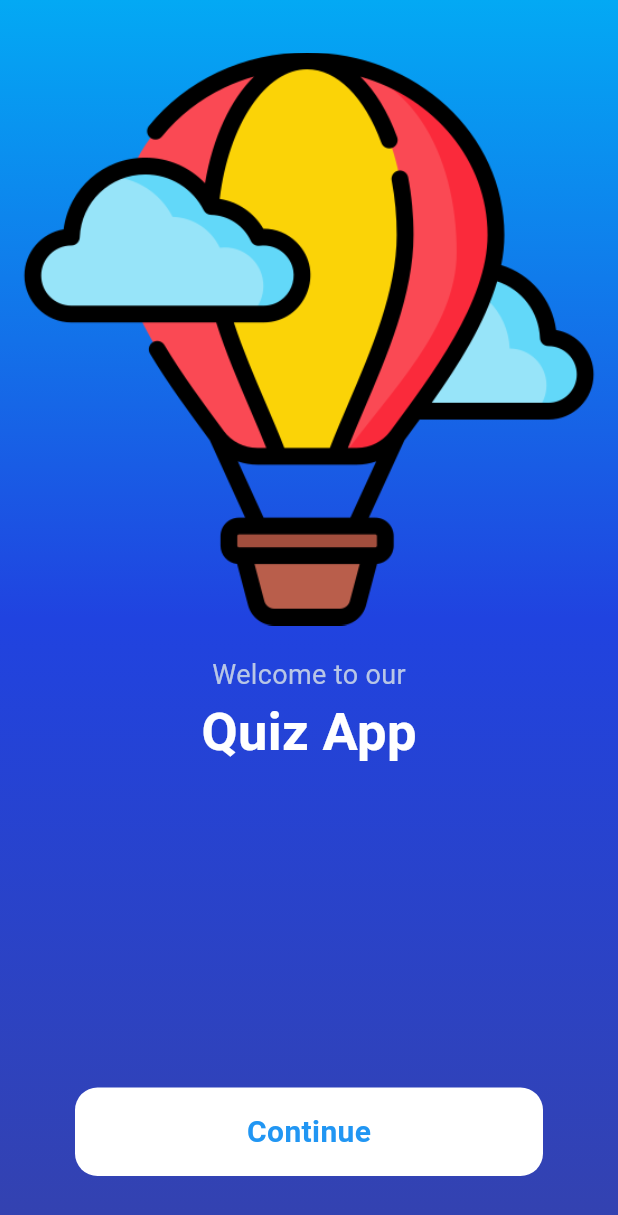
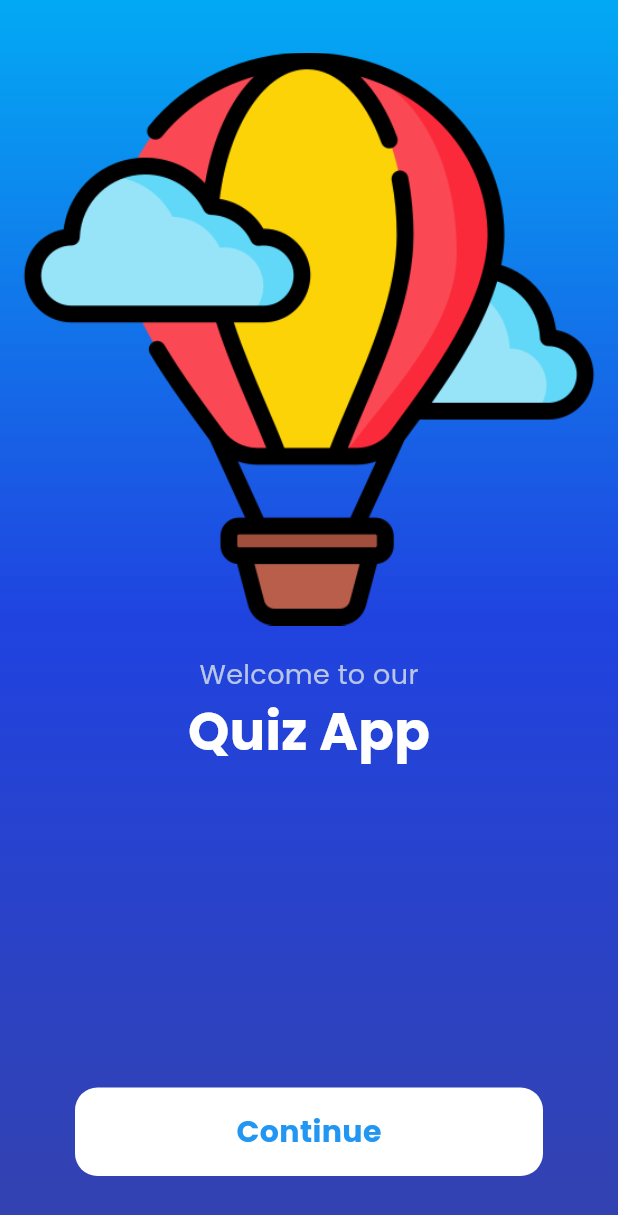
Before and after one commit to sazidansari9634/quiz_app, a Flutter app: the screen it shows after launch, on a phone screen of 412 x 824 dp. Shown: the top 1215 px of the screen. Run offline on Flutter 3.47's test engine with Material 3 defaults, Android fonts, the phone set to English and light mode, and no system bars; our stand-ins replace google_fonts.

Commit message:
googlefont dependency and text font-family changed and kotlin version update new

```diff
--- a/lib/main.dart
+++ b/lib/main.dart
@@ -1,5 +1,6 @@
 import 'package:flutter/material.dart';
 import 'package:quiz_app/screens/quiz_splashscrren.dart';
+import 'package:quiz_app/themes/app_themes.dart';
 
 void main() {
   runApp(const MyApp());
@@ -10,10 +11,12 @@ class MyApp extends StatelessWidget {
 
   @override
   Widget build(BuildContext context) {
-    return const MaterialApp(
+    return MaterialApp(
       title: 'Quiz App',
+      theme: AppThemes.light,
+      darkTheme: AppThemes.dark,
       debugShowCheckedModeBanner: false,
-      home:  QuizSplashScreen(),
+      home:  const QuizSplashScreen(),
     );
   }
 }
--- /dev/null
+++ b/lib/themes/app_themes.dart
@@ -0,0 +1,17 @@
+import 'package:flutter/material.dart';
+import 'package:google_fonts/google_fonts.dart';
+import 'package:quiz_app/themes/color_themes.dart';
+
+class AppThemes {
+  AppThemes._();
+  static final light = ThemeData(
+    colorScheme: ColorScheme.fromSeed(seedColor: MyColors.primaryColor),
+    useMaterial3: true,
+    fontFamily: GoogleFonts.poppins().fontFamily,
+  );
+   static final dark = ThemeData(
+    colorScheme: ColorScheme.fromSeed(seedColor: MyColors.secondaryColor),
+    useMaterial3: true,
+    fontFamily: GoogleFonts.poppins().fontFamily,
+  );
+}
--- /dev/null
+++ b/lib/themes/color_themes.dart
@@ -0,0 +1,9 @@
+import 'package:flutter/material.dart';
+
+class MyColors {
+  MyColors._();
+
+  static const Color primaryColor = Colors.orange;
+  static const Color secondaryColor = Colors.green;
+
+}
--- a/pubspec.yaml
+++ b/pubspec.yaml
@@ -36,6 +36,7 @@ dependencies:
   # Use with the CupertinoIcons class for iOS style icons.
   cupertino_icons: ^1.0.8
   http: ^1.2.2
+  google_fonts: ^6.2.1
 
 dev_dependencies:
   flutter_test:
```
Also changed, not shown: pubspec.lock, 3 other files.
